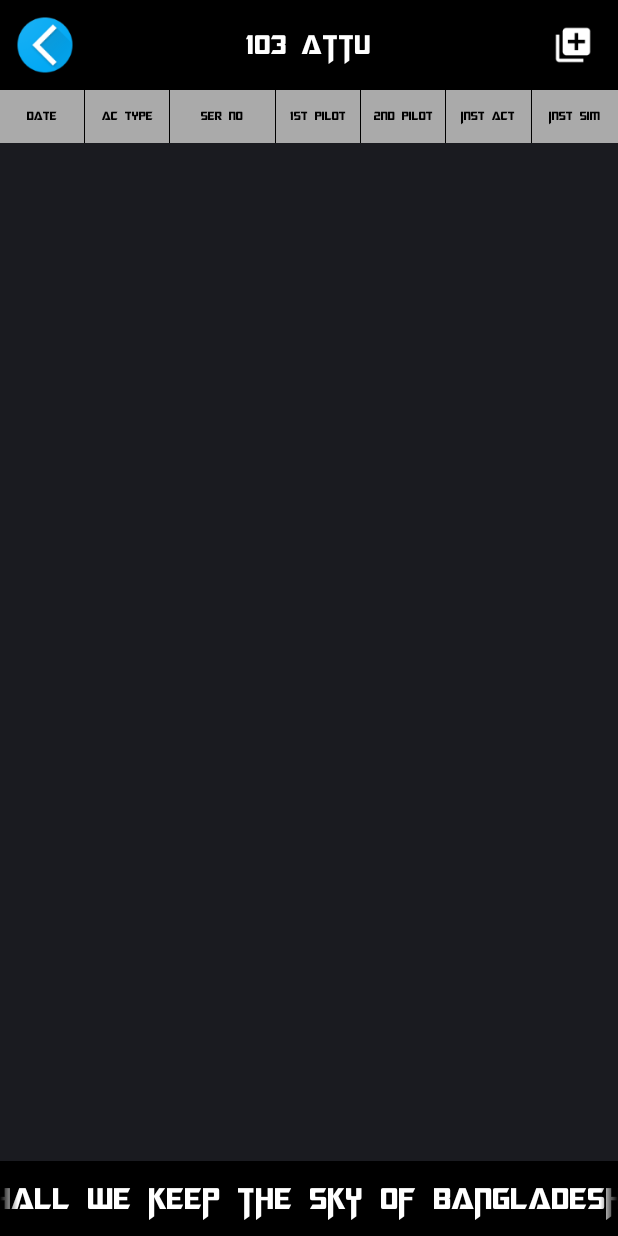
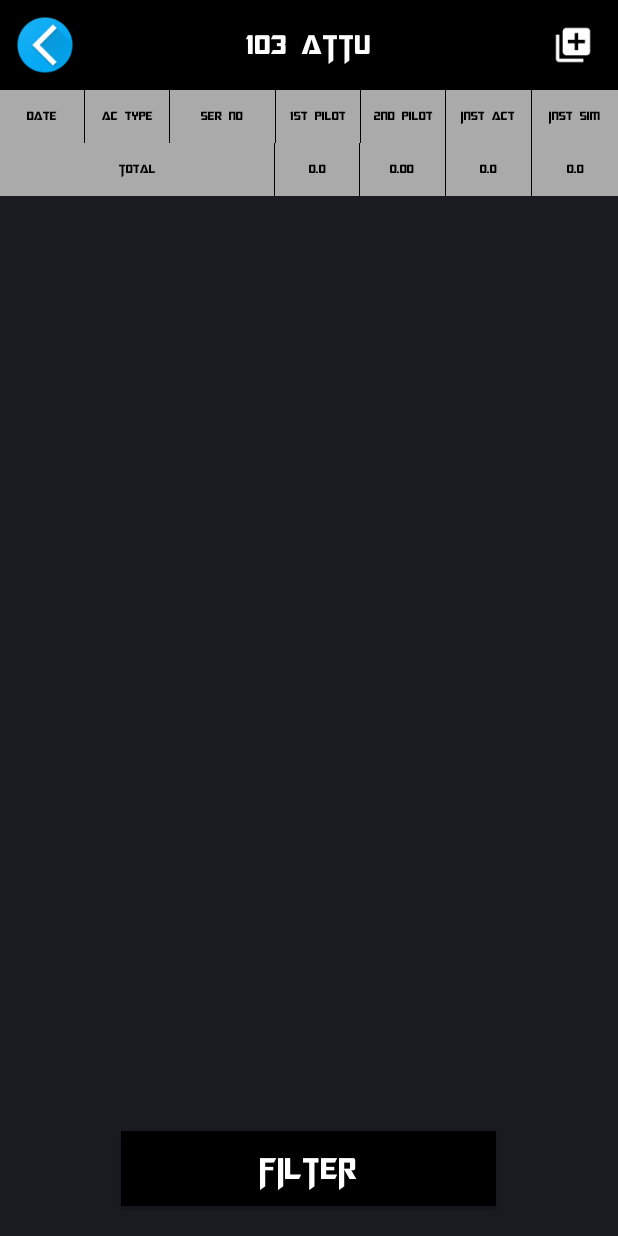
Before and after one commit to musafirkhana/Phoenix, an Android app: the FlghourActivity screen opened directly, with no data from a screen before it, on a phone screen of 412 x 824 dp. Run offline under Robolectric (Android 15) with nearby library versions, the phone set to English and light mode, and no system bars; our stand-ins replace Timber; 6 statements that could not run were skipped.

Commit message:
Minro Update

```diff
--- a/app/src/main/java/com/baf/musafir/phoenix/main/FlghourActivity.java
+++ b/app/src/main/java/com/baf/musafir/phoenix/main/FlghourActivity.java
@@ -8,12 +8,16 @@ import android.os.Bundle;
 import android.view.View;
 import android.view.Window;
 import android.widget.AdapterView;
+import android.widget.Button;
 import android.widget.ListView;
 import android.widget.TextView;
 
 import com.baf.musafir.phoenix.R;
 import com.baf.musafir.phoenix.adapter.FlhhourAdapter;
 import com.baf.musafir.phoenix.databse.DataBaseUtility;
+import com.baf.musafir.phoenix.holder.FlgHourVector;
+
+import org.w3c.dom.Text;
 
 
 public class FlghourActivity extends Activity {
@@ -27,7 +31,13 @@ private Context mContext;
     private TextView txt_5;
     private TextView txt_6;
     private TextView txt_7;
-    private TextView excercise_scroll;
+
+    private TextView fp_total;
+    private TextView total_tv;
+    private TextView sp_total;
+    private TextView inst_total;
+    private TextView inst_sim_total;
+    private Button btn_filter;
     private FlhhourAdapter flhhourAdapter;
     DataBaseUtility dataBaseUtility;
 
@@ -51,6 +61,12 @@ private Context mContext;
 
     private void initUI(){
         hrslistview = (ListView) findViewById(R.id.hrslistview);
+        fp_total=(TextView)findViewById(R.id.fp_total);
+        total_tv=(TextView)findViewById(R.id.total_tv);
+        sp_total=(TextView)findViewById(R.id.sp_total);
+        inst_total=(TextView)findViewById(R.id.inst_total);
+        inst_sim_total=(TextView)findViewById(R.id.inst_sim_total);
+        btn_filter=(Button)findViewById(R.id.btn_filter);
         flhhourAdapter = new FlhhourAdapter(this);
         hrslistview.setAdapter(flhhourAdapter);
 
@@ -63,6 +79,10 @@ private Context mContext;
 
             }
         });
+        fp_total.setText(getFirstPilotTotal());
+        sp_total.setText(getSecondPilotTotal());
+        inst_total.setText(getInstActTotal());
+        inst_sim_total.setText(getInstSimTotal());
     }
     public void BACK(View v){
         this.finish();
@@ -76,6 +96,37 @@ private Context mContext;
 
     }
 
+    private String getFirstPilotTotal(){
+        double result = 0;
+        for(int i = 0; i < FlgHourVector.getAllFlhhourlist().size(); i++){
+            result += Double.parseDouble(FlgHourVector.getAllFlhhourlist().get(i).getFirst_pilot().replaceAll("[-+^:,]",""));
+        }
+        return ""+result;
+
+    }
+    private String getSecondPilotTotal(){
+        double result = 0;
+        for(int i = 0; i < FlgHourVector.getAllFlhhourlist().size(); i++){
+            result += Double.parseDouble(FlgHourVector.getAllFlhhourlist().get(i).getSecond_pilot().replaceAll("[-+^:,]",""));
+        }
+        return ""+String.format("%.2f", result);
+
+    }
+    private String getInstActTotal(){
+        double result = 0;
+        for(int i = 0; i < FlgHourVector.getAllFlhhourlist().size(); i++){
+            result += Double.parseDouble(FlgHourVector.getAllFlhhourlist().get(i).getInstr_actual().replaceAll("[-+^:,]",""));
+        }
+        return ""+result;
+
+    } private String getInstSimTotal(){
+        double result = 0;
+        for(int i = 0; i < FlgHourVector.getAllFlhhourlist().size(); i++){
+            result += Double.parseDouble(FlgHourVector.getAllFlhhourlist().get(i).getInst_simulator().replaceAll("[-+^:,]",""));
+        }
+        return ""+result;
+
+    }
     private void changeFont() {
         fhtv_1 = (TextView) findViewById(R.id.fhtv_1);
         txt_1=(TextView)findViewById(R.id.txt_1);
@@ -85,7 +136,6 @@ private Context mContext;
         txt_5=(TextView)findViewById(R.id.txt_5);
         txt_6=(TextView)findViewById(R.id.txt_6);
         txt_7=(TextView)findViewById(R.id.txt_7);
-        excercise_scroll=(TextView)findViewById(R.id.excercise_scroll);
         fhtv_1.setTypeface(tf);
         txt_1.setTypeface(tf);
         txt_2.setTypeface(tf);
@@ -94,9 +144,12 @@ private Context mContext;
         txt_5.setTypeface(tf);
         txt_6.setTypeface(tf);
         txt_7.setTypeface(tf);
-        excercise_scroll.setTypeface(tf);
-
-
+        fp_total.setTypeface(tf);
+        total_tv.setTypeface(tf);
+        inst_total.setTypeface(tf);
+        inst_sim_total.setTypeface(tf);
+        btn_filter.setTypeface(tf);
+        sp_total.setTypeface(tf);
 
 
 
--- a/app/src/main/java/com/baf/musafir/phoenix/quiz/QuizMainActivity.java
+++ b/app/src/main/java/com/baf/musafir/phoenix/quiz/QuizMainActivity.java
@@ -54,7 +54,7 @@ public class QuizMainActivity extends Activity {
         requestWindowFeature(Window.FEATURE_NO_TITLE);
         setContentView(R.layout.activity_quiz_main);
         mContext=this;
-
+        AppConstant.SCORE=0;
         dataBaseUtility=new DataBaseUtility();
        // scoreno=(TextView)findViewById(R.id.score);
         tf = Typeface.createFromAsset(mContext.getAssets(),
--- a/app/src/main/res/layout/activity_addflghrs.xml
+++ b/app/src/main/res/layout/activity_addflghrs.xml
@@ -100,7 +100,7 @@
                             <EditText
                                 android:id="@+id/year_edittext"
                                 android:layout_width="wrap_content"
-                                android:layout_height="wrap_content"
+                                android:layout_height="match_parent"
                                 android:layout_centerInParent="true"
                                 android:layout_alignParentLeft="true"
                                 android:paddingLeft="5dp"
@@ -142,7 +142,7 @@
 
                             <EditText
                                 android:id="@+id/actype_edittext"
-                                android:layout_width="wrap_content"
+                                android:layout_width="match_parent"
                                 android:layout_height="wrap_content"
                                 android:layout_centerInParent="true"
                                 android:layout_alignParentLeft="true"
@@ -223,14 +223,14 @@
 
                             <EditText
                                 android:id="@+id/firstpilot_edittext"
-                                android:layout_width="wrap_content"
+                                android:layout_width="match_parent"
                                 android:layout_height="wrap_content"
                                 android:layout_centerInParent="true"
                                 android:layout_alignParentLeft="true"
                                 android:paddingLeft="5dp"
-                                android:text="1:00"
+                                android:text="1.00"
                                 android:layout_marginLeft="@dimen/edittext_padding_left"
-                                android:inputType="none"
+                                android:inputType="numberDecimal"
                                 android:textColor="@color/black"
                                 android:textSize="@dimen/edittext_text_size" />
                         </RelativeLayout>
@@ -265,14 +265,14 @@
 
                             <EditText
                                 android:id="@+id/secondpilot_edittext"
-                                android:layout_width="wrap_content"
+                                android:layout_width="match_parent"
                                 android:layout_height="wrap_content"
                                 android:layout_centerInParent="true"
                                 android:layout_alignParentLeft="true"
                                 android:paddingLeft="5dp"
-                                android:text="1:00"
+                                android:text="1.00"
                                 android:layout_marginLeft="@dimen/edittext_padding_left"
-                                android:inputType="none"
+                                android:inputType="numberDecimal"
                                 android:textColor="@color/black"
                                 android:textSize="@dimen/edittext_text_size" />
 
@@ -342,14 +342,14 @@
 
                             <EditText
                                 android:id="@+id/flghour_edittext"
-                                android:layout_width="wrap_content"
+                                android:layout_width="match_parent"
                                 android:layout_height="wrap_content"
                                 android:layout_centerInParent="true"
                                 android:layout_alignParentLeft="true"
                                 android:paddingLeft="5dp"
-                                android:text="2:20"
+                                android:text="2.20"
                                 android:layout_marginLeft="@dimen/edittext_padding_left"
-                                android:inputType="none"
+                                android:inputType="numberDecimal"
                                 android:textColor="@color/black"
                                 android:textSize="@dimen/edittext_text_size" />
 
@@ -386,14 +386,14 @@
 
                             <EditText
                                 android:id="@+id/inst_ac_edittext"
-                                android:layout_width="wrap_content"
+                                android:layout_width="match_parent"
                                 android:layout_height="wrap_content"
                                 android:layout_centerInParent="true"
                                 android:layout_alignParentLeft="true"
                                 android:paddingLeft="5dp"
-                                android:text="2:20"
+                                android:text="2.20"
                                 android:layout_marginLeft="@dimen/edittext_padding_left"
-                                android:inputType="none"
+                                android:inputType="numberDecimal"
                                 android:textColor="@color/black"
                                 android:textSize="@dimen/edittext_text_size" />
                         </RelativeLayout>
@@ -428,14 +428,14 @@
 
                             <EditText
                                 android:id="@+id/instsimulation_edittext"
-                                android:layout_width="wrap_content"
+                                android:layout_width="match_parent"
                                 android:layout_height="wrap_content"
                                 android:layout_centerInParent="true"
                                 android:layout_alignParentLeft="true"
                                 android:paddingLeft="5dp"
-                                android:text="2:20"
+                                android:text="2.20"
                                 android:layout_marginLeft="@dimen/edittext_padding_left"
-                                android:inputType="none"
+                                android:inputType="numberDecimal"
                                 android:textColor="@color/black"
                                 android:textSize="@dimen/edittext_text_size" />
                         </RelativeLayout>
--- a/app/src/main/res/layout/activity_flghrs.xml
+++ b/app/src/main/res/layout/activity_flghrs.xml
@@ -161,31 +161,117 @@
             android:text="Inst Sim"
             android:textSize="8sp" />
     </LinearLayout>
-    <ListView
-        android:id="@+id/hrslistview"
+
+    <RelativeLayout
         android:layout_width="match_parent"
-        android:layout_height="wrap_content"
         android:layout_below="@+id/header_linear"
-        android:layout_above="@+id/excercise_scroll"
-        android:layout_centerHorizontal="true" >
-    </ListView>
-    <TextView
-        android:id="@+id/excercise_scroll"
-        android:layout_width="fill_parent"
-        android:layout_height="50dip"
+        android:layout_above="@+id/btn_filter"
+        android:layout_height="wrap_content">
+
+        <ListView
+            android:id="@+id/hrslistview"
+            android:layout_width="match_parent"
+            android:layout_height="wrap_content"
+            android:layout_alignParentTop="true"
+            android:layout_centerHorizontal="true" >
+        </ListView>
+        <LinearLayout
+            android:id="@+id/bottom_linear"
+            android:layout_width="match_parent"
+            android:layout_height="35dp"
+            android:layout_below="@+id/hrslistview"
+            android:background="@color/gray_filler"
+            android:orientation="horizontal">
+
+            <TextView android:id="@+id/total_tv"
+                android:layout_width="0dp"
+                android:layout_height="match_parent"
+                android:layout_weight="6.5"
+                android:gravity="center"
+                android:text="Total"
+                android:textSize="8sp"
+                android:textColor="@color/black"
+                android:textStyle="bold" />
+
+
+            <View
+                android:layout_width="0dp"
+                android:layout_weight=".03"
+                android:background="@color/black"
+                android:layout_height="fill_parent"></View>
+
+            <TextView android:id="@+id/fp_total"
+                android:layout_width="0dp"
+                android:layout_height="match_parent"
+                android:layout_weight="2"
+                android:gravity="center"
+                android:textColor="@color/black"
+                android:text="1st pilot"
+                android:textSize="8sp" />
+
+            <View
+                android:layout_width="0dp"
+                android:layout_weight=".03"
+                android:background="@color/black"
+                android:layout_height="fill_parent"></View>
+
+            <TextView android:id="@+id/sp_total"
+                android:layout_width="0dp"
+                android:layout_height="match_parent"
+                android:layout_weight="2"
+                android:gravity="center"
+                android:textColor="@color/black"
+                android:text="2nd pilot"
+                android:textSize="8sp" />
+            <View
+                android:layout_width="0dp"
+                android:layout_weight=".03"
+                android:background="@color/black"
+                android:layout_height="fill_parent"></View>
+
+            <TextView android:id="@+id/inst_total"
+                android:layout_width="0dp"
+                android:layout_height="match_parent"
+                android:layout_weight="2"
+                android:gravity="center"
+                android:textColor="@color/black"
+                android:text="Inst Act"
+                android:textSize="8sp" />
+            <View
+                android:layout_width="0dp"
+                android:layout_weight=".03"
+                android:background="@color/black"
+                android:layout_height="fill_parent"></View>
+
+            <TextView android:id="@+id/inst_sim_total"
+                android:layout_width="0dp"
+                android:layout_height="match_parent"
+                android:layout_weight="2"
+                android:gravity="center"
+                android:textColor="@color/black"
+                android:text="Inst Sim"
+                android:textSize="8sp" />
+        </LinearLayout>
+    </RelativeLayout>
+
+
+
+
+
+    <Button android:id="@+id/btn_filter"
+        android:layout_width="250dp"
         android:layout_alignParentBottom="true"
+        android:layout_centerInParent="true"
+        android:layout_marginTop="20dp"
+        android:gravity="center"
         android:background="@color/black"
-        android:ellipsize="marquee"
-        android:focusable="true"
-        android:focusableInTouchMode="true"
-        android:freezesText="true"
-        android:gravity="center"
-        android:textStyle="bold"
-        android:marqueeRepeatLimit="marquee_forever"
-        android:scrollHorizontally="true"
-        android:singleLine="true"
         android:textSize="20sp"
-        android:text="@string/bottom_text"
-        android:textColor="@color/white" />
+        android:fontFamily="@font/megatron"
+        android:textColor="@color/white"
+        android:text="Filter"
+        android:layout_marginBottom="20dp"
+        android:layout_height="50dp">
+
+    </Button>
 
 </RelativeLayout>
--- a/app/src/main/res/layout/activity_quiz_result.xml
+++ b/app/src/main/res/layout/activity_quiz_result.xml
@@ -45,19 +45,21 @@
         android:layout_width="200dp"
         android:layout_marginTop="20dp"
         android:layout_height="200dp"
+        android:layout_marginBottom="20dp"
         android:layout_below="@+id/top_linear"
         android:layout_centerHorizontal="true"
         />
 
     <TextView android:id="@+id/disposal_tv"
         android:layout_width="wrap_content"
-        android:text="trstfy"
+        android:text="trstfy asdsadasdasdasdasdasdasdasdasdasdasd"
         android:textSize="30sp"
-        android:layout_marginLeft="10dp"
-        android:layout_marginRight="10dp"
+        android:layout_marginLeft="20dp"
+        android:layout_marginRight="20dp"
+        android:layout_below="@+id/img1"
+        android:layout_centerHorizontal="true"
+        android:layout_centerVertical="true"
         android:layout_marginTop="20dp"
-        android:layout_centerHorizontal="true"
-        android:layout_above="@+id/scoreText"
         android:layout_height="wrap_content">
 
     </TextView>
@@ -67,6 +69,7 @@
         android:layout_width="wrap_content"
         android:layout_height="wrap_content"
         android:text="Your score: "
+        android:layout_below="@+id/disposal_tv"
         android:layout_centerHorizontal="true"
         android:layout_centerVertical="true"
         android:textAppearance="?android:attr/textAppearanceLarge"
@@ -78,6 +81,7 @@
         android:layout_height="wrap_content"
         android:layout_toRightOf="@+id/scoreText"
         android:text="5"
+        android:layout_below="@+id/disposal_tv"
         android:layout_centerHorizontal="true"
         android:layout_centerVertical="true"
         android:textSize="35sp"
```
